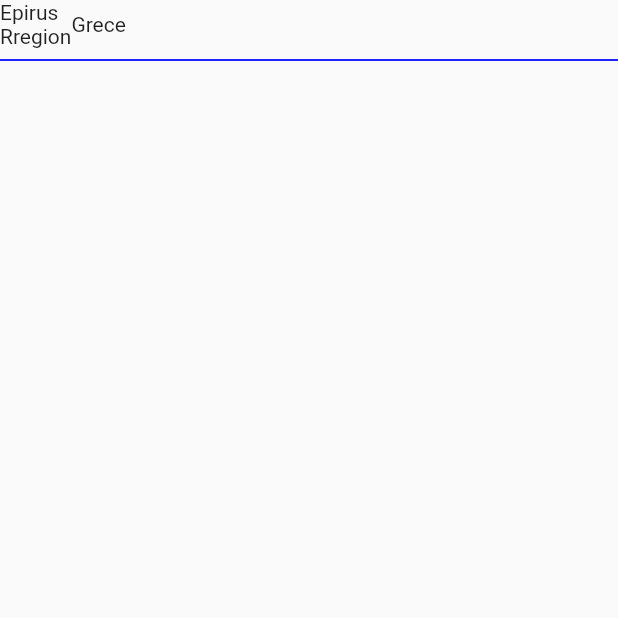
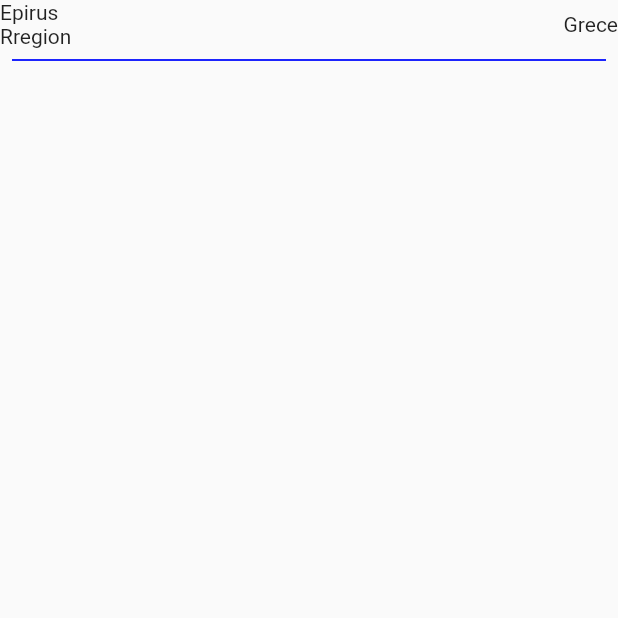
Before and after one commit to JAICHANGPARK/flutter_notebook_10th_story, a Flutter app: the Layout2Page screen opened directly, on a phone screen of 412 x 824 dp, the top half of it. Run offline on Flutter 3.47's test engine with Material 2 defaults, Android fonts, the phone set to English and light mode, and no system bars.

Commit message:
Update layout_2_page.dart

```diff
--- a/lib/ep667_mobile_layout/layout_2_page.dart
+++ b/lib/ep667_mobile_layout/layout_2_page.dart
@@ -11,13 +11,15 @@ class Layout2Page extends StatelessWidget {
           children: [
             Row(
               children: [
-                Text("Epirus\nRregion"),
+                Expanded(child: Text("Epirus\nRregion")),
                 Text("Grece"),
               ],
             ),
             Divider(
               thickness: 1.2,
               color: mobileLayoutAppColor,
+              indent: 8,
+              endIndent: 8,
             ),
           ],
         ),
```
